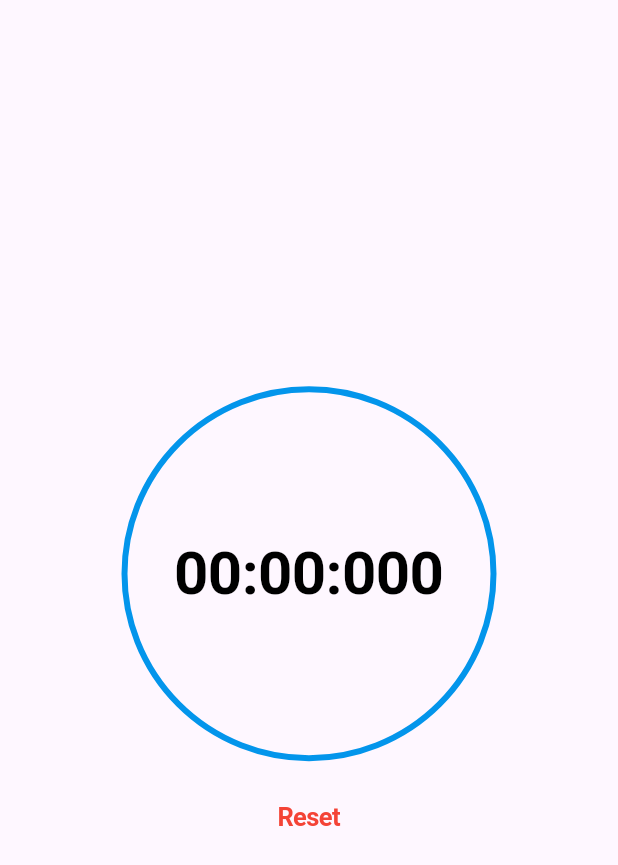
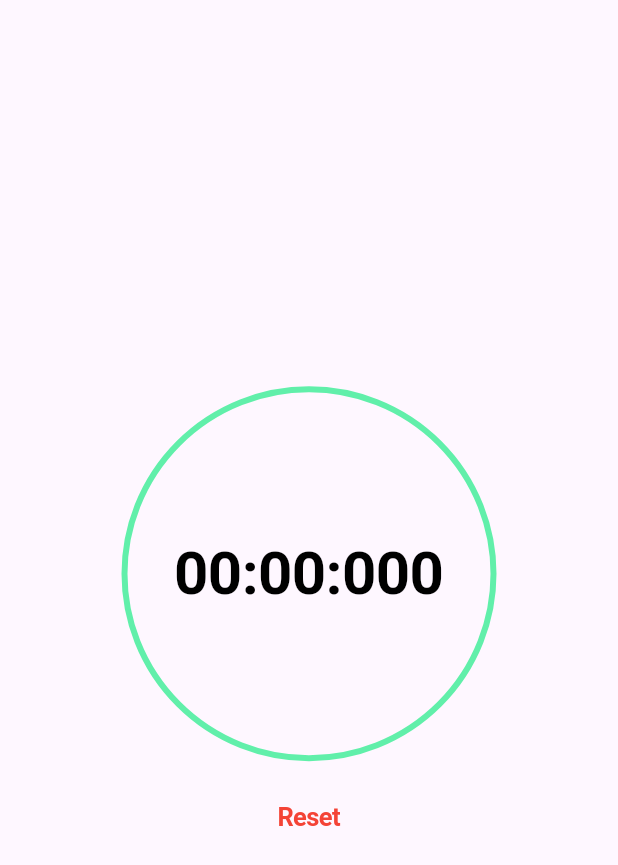
Before and after one commit to HimeshLK/PRODIGY_AD_03, a Flutter app: the screen it shows after launch, on a phone screen of 412 x 824 dp. Shown: the top 865 px of the screen. Run offline on Flutter 3.47's test engine with Material 3 defaults, Android fonts, the phone set to English and light mode, and no system bars.

Commit message:
Update main.dart

```diff
--- a/lib/main.dart
+++ b/lib/main.dart
@@ -86,7 +86,7 @@ class _MyHomePageState extends State<MyHomePage> {
                   decoration: BoxDecoration(
                     shape: BoxShape.circle, //  circle on ui.
                     border: Border.all(
-                      color: const Color(0xff0395eb),
+                      color: Color.fromARGB(160, 3, 235, 119),
                       width: 4,
                     ),
                   ),
```
